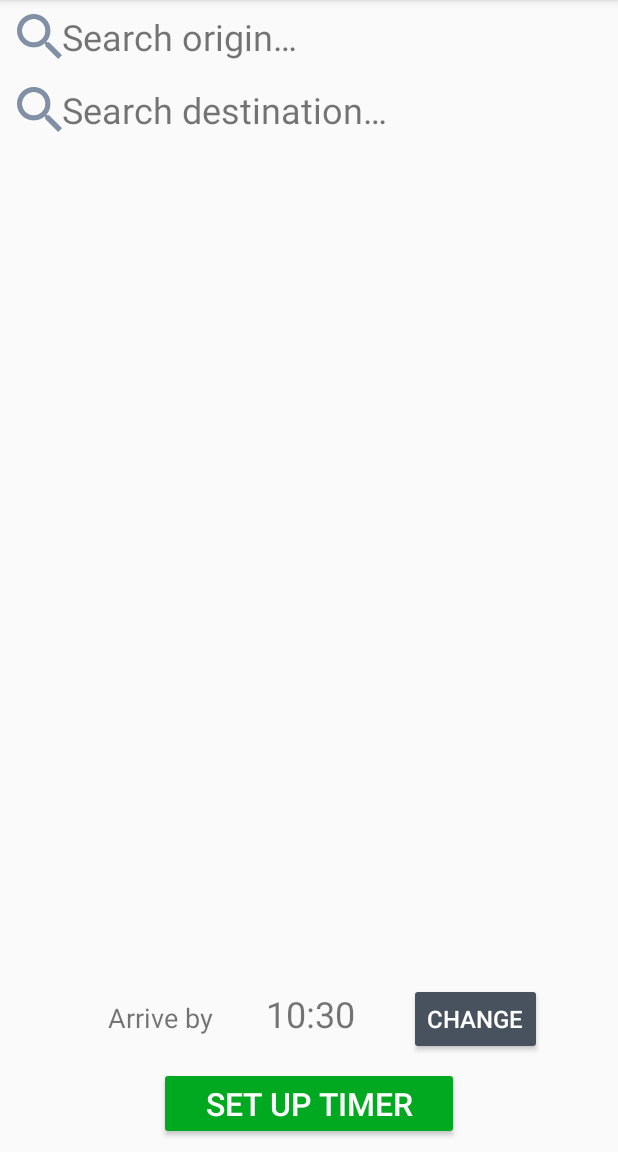
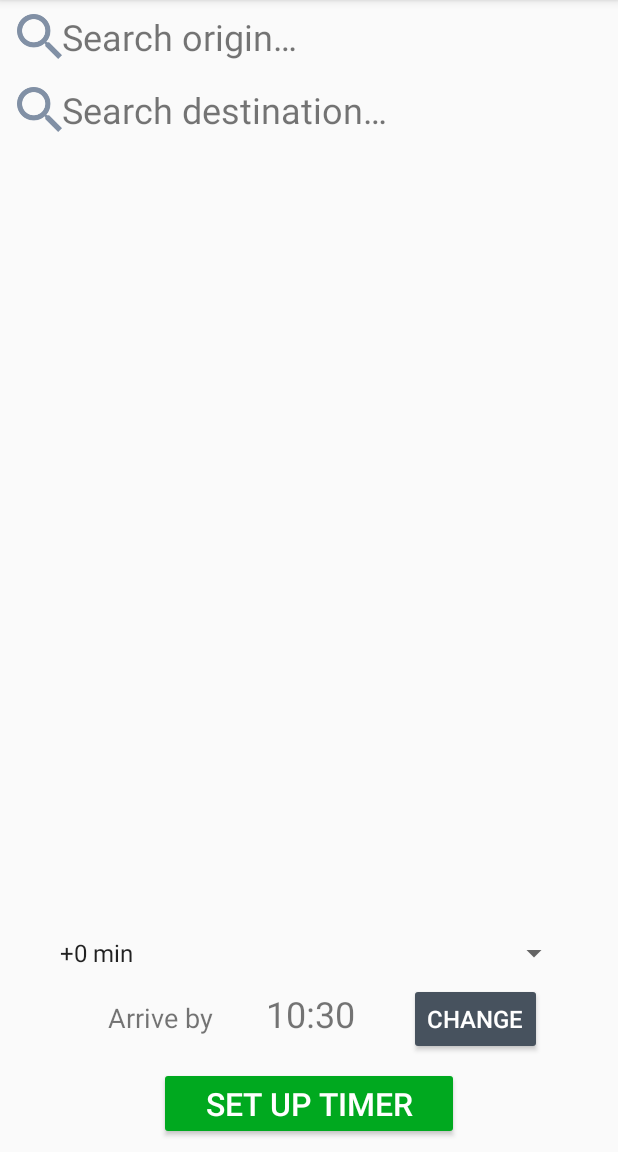
Before and after one commit to MartinK99/hsl-commuter-reminder, an Android app: the screen it shows after launch (MainActivity), on a phone screen of 412 x 824 dp, the part 84-1236 px from its top. Run offline under Robolectric (Android 15) with nearby library versions, the phone set to English and light mode, and no system bars.

Commit message:
Added time buffer dropdown menu

```diff
--- a/app/src/main/java/fi/metropolia/martikas/commuterreminder/MainActivity.java
+++ b/app/src/main/java/fi/metropolia/martikas/commuterreminder/MainActivity.java
@@ -4,16 +4,24 @@ import androidx.appcompat.app.AppCompatActivity;
 import androidx.fragment.app.DialogFragment;
 
 import android.content.Intent;
+import android.icu.text.SimpleDateFormat;
 import android.icu.util.Calendar;
 import android.os.Bundle;
+import android.util.Log;
 import android.view.View;
+import android.widget.AdapterView;
+import android.widget.ArrayAdapter;
+import android.widget.Spinner;
 import android.widget.TextView;
+
+import java.util.Date;
 
 public class MainActivity extends AppCompatActivity implements TimePickerFragment.TimePickedListener {
 
     private TextView originTextView;
     private TextView destinationTextView;
     private double[] originCoordinates, destinationCoordinates;
+    private int timeBuffer;
     private TextView destinationTimeTextView;
 
     private static final String EXTRA_TIME = "fi.metropolia.martikas.commuterreminder.extra.TIME";
@@ -22,6 +30,7 @@ public class MainActivity extends AppCompatActivity implements TimePickerFragmen
     private static final String EXTRA_COORDINATES = "fi.metropolia.martikas.commuterreminder.extra.COORDINATES";
     private static final String EXTRA_FIELD_TYPE = "fi.metropolia.martikas.commuterreminder.extra.FIELD_TYPE";
     private static final String EXTRA_SELECTED_ADDRESS = "fi.metropolia.martikas.commuterreminder.extra.SELECTED_ADDRESS";
+    private static final String EXTRA_TIMEBUFFER = "fi.metropolia.martikas.commuterreminder.extra.TIMEBUFFER";
 
     private static final String ACTION_SEARCH = "fi.metropolia.martikas.commuterreminder.action.SEARCH";
     private static final String ACTION_START_REMINDER = "fi.metropolia.martikas.commuterreminder.action.START_REMINDER";
@@ -39,6 +48,43 @@ public class MainActivity extends AppCompatActivity implements TimePickerFragmen
         int hour = c.get(Calendar.HOUR_OF_DAY);
         int minute = c.get(Calendar.MINUTE);
         destinationTimeTextView.setText(String.format("%02d", hour) + ":" + String.format("%02d", minute));
+        timeBuffer = 0;
+
+        Spinner spinner = (Spinner) findViewById(R.id.timeBufferSpinner);
+        // Create an ArrayAdapter using the string array and a default spinner layout
+        ArrayAdapter<CharSequence> adapter = ArrayAdapter.createFromResource(this,
+                R.array.time_buffer_array, android.R.layout.simple_spinner_item);
+        // Specify the layout to use when the list of choices appears
+        adapter.setDropDownViewResource(android.R.layout.simple_spinner_dropdown_item);
+        // Apply the adapter to the spinner
+        spinner.setAdapter(adapter);
+        spinner.setOnItemSelectedListener(new AdapterView.OnItemSelectedListener() {
+            @Override
+            public void onItemSelected(AdapterView<?> parent, View view, int position, long id) {
+                switch(position){
+                    case 0:
+                        timeBuffer = 0;
+                        break;
+                    case 1:
+                        timeBuffer = 5;
+                        break;
+                    case 2:
+                        timeBuffer = 10;
+                        break;
+                    case 3:
+                        timeBuffer = 15;
+                        break;
+                    case 4:
+                        timeBuffer = 30;
+                        break;
+                }
+            }
+
+            @Override
+            public void onNothingSelected(AdapterView<?> parent) {
+
+            }
+        });
     }
 
     public void onClickOrigin(View v) {
@@ -55,11 +101,14 @@ public class MainActivity extends AppCompatActivity implements TimePickerFragmen
 
     public void onClickConfirm(View v) {
         if (originCoordinates != null && destinationCoordinates != null) {
-            Intent intent = new Intent(ACTION_START_REMINDER);
-            intent.putExtra(EXTRA_ORIGIN, originCoordinates);
-            intent.putExtra(EXTRA_DESTINATION, destinationCoordinates);
-            intent.putExtra(EXTRA_TIME, destinationTimeTextView.getText());
-            startActivity(intent);
+
+                Intent intent = new Intent(ACTION_START_REMINDER);
+                intent.putExtra(EXTRA_ORIGIN, originCoordinates);
+                intent.putExtra(EXTRA_DESTINATION, destinationCoordinates);
+                intent.putExtra(EXTRA_TIME, destinationTimeTextView.getText());
+                intent.putExtra(EXTRA_TIMEBUFFER, timeBuffer);
+                startActivity(intent);
+
         }
     }
 
--- a/app/src/main/java/fi/metropolia/martikas/commuterreminder/SearchAdapter.java
+++ b/app/src/main/java/fi/metropolia/martikas/commuterreminder/SearchAdapter.java
@@ -70,10 +70,6 @@ public class SearchAdapter extends RecyclerView.Adapter<SearchAdapter.SearchView
             return 0;
     }
 
-    public SearchResultStructure getSearchList() {
-        return searchList;
-    }
-
     public void setSearchList(SearchResultStructure searchList) {
         this.searchList = searchList;
     }
--- a/app/src/main/res/layout/activity_main.xml
+++ b/app/src/main/res/layout/activity_main.xml
@@ -48,6 +48,7 @@
         app:layout_constraintStart_toStartOf="parent" />
 
     <LinearLayout
+        android:id="@+id/linearLayout"
         android:layout_width="0dp"
         android:layout_height="wrap_content"
         android:layout_marginBottom="8dp"
@@ -103,4 +104,16 @@
             android:layout_weight="0.7" />
     </LinearLayout>
 
+    <Spinner
+        android:id="@+id/timeBufferSpinner"
+        android:layout_width="0dp"
+        android:layout_height="wrap_content"
+        android:layout_marginStart="32dp"
+        android:layout_marginEnd="32dp"
+        android:layout_marginBottom="8dp"
+        android:spinnerMode="dropdown"
+        app:layout_constraintBottom_toTopOf="@+id/linearLayout"
+        app:layout_constraintEnd_toEndOf="parent"
+        app:layout_constraintStart_toStartOf="parent" />
+
 </androidx.constraintlayout.widget.ConstraintLayout>
--- a/app/src/main/res/values/strings.xml
+++ b/app/src/main/res/values/strings.xml
@@ -1,3 +1,4 @@
+<?xml version="1.0" encoding="utf-8"?>
 <resources>
     <string name="app_name">HSL Commuter Reminder</string>
     <string name="search_hint">Search for an address…</string>
@@ -10,4 +11,11 @@
     <string name="reminder_additional_text">Your recommended departure is in</string>
     <string name="reminder_additional_text_negative">Your recommended departure was</string>
     <string name="change_settings_button">Change settings</string>
+    <string-array name="time_buffer_array">
+        <item>+0 min</item>
+        <item>+5 min</item>
+        <item>+10 min</item>
+        <item>+15 min</item>
+        <item>+30 min</item>
+    </string-array>
 </resources>
```
Also changed, not shown: app/src/main/java/fi/metropolia/martikas/commuterreminder/ReminderActivity.java (+6 -3 lines), app/src/main/java/fi/metropolia/martikas/commuterreminder/ReminderInterface.java (+19 -17 lines).
